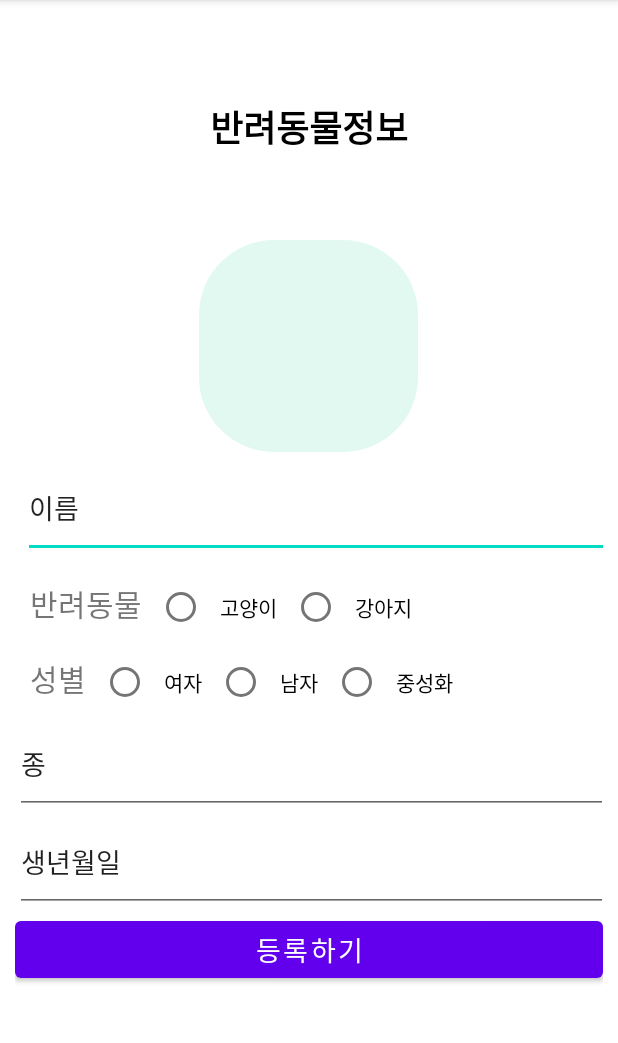
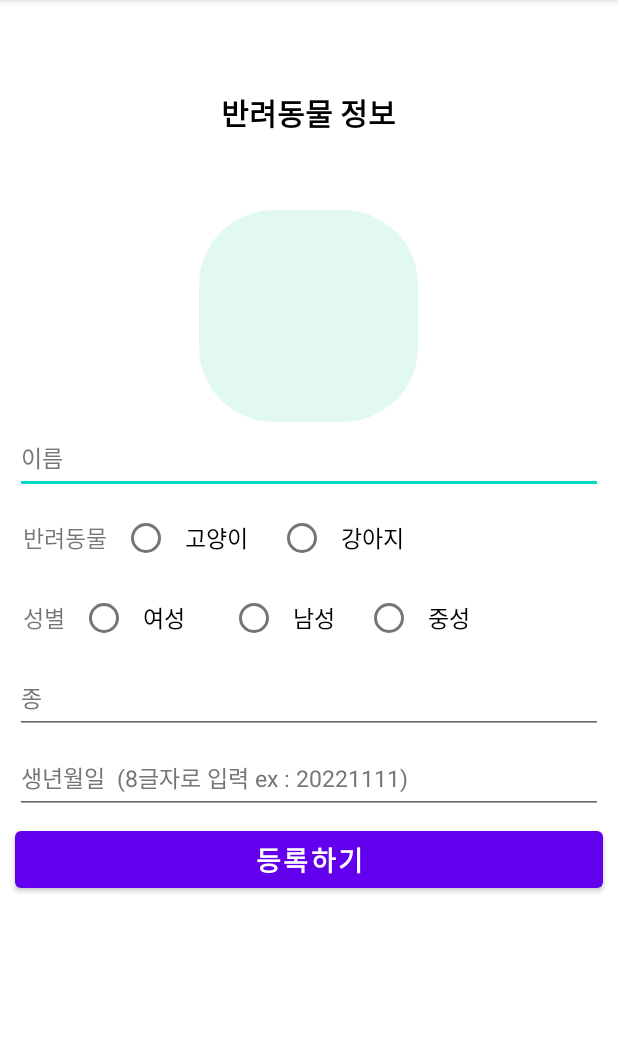
Before and after one commit to coolpiece/MYPET, an Android app: the EnrollActivity screen opened directly, with no data from a screen before it, after a tap on "등록하기", on a phone screen of 412 x 824 dp, the part 84-1127 px from its top. Run offline under Robolectric (Android 15) with nearby library versions, the phone set to English and light mode, and no system bars; our stand-ins replace Firebase (no records; nobody signed in at launch, a user with empty details on screens opened directly).

Commit message:
[mod] enroll

```diff
--- a/app/build.gradle
+++ b/app/build.gradle
@@ -36,10 +36,10 @@ dependencies {
     implementation 'androidx.constraintlayout:constraintlayout:2.1.4'
     implementation 'com.github.bumptech.glide:glide:4.10.0'
     implementation 'com.google.firebase:firebase-analytics'
-    implementation platform('com.google.firebase:firebase-bom:31.0.2')
+    implementation platform('com.google.firebase:firebase-bom:31.1.0')
     implementation 'com.google.firebase:firebase-auth:21.1.0'
     implementation 'com.google.firebase:firebase-database:20.1.0'
-    implementation 'com.google.firebase:firebase-firestore:24.4.1'
+    implementation 'com.google.firebase:firebase-firestore'
     implementation 'com.google.firebase:firebase-core:21.1.1'
     implementation project(path: ':luckywheel')
     testImplementation 'junit:junit:4.13.2'
--- a/app/src/main/java/com/example/mypet/EnrollActivity.java
+++ b/app/src/main/java/com/example/mypet/EnrollActivity.java
@@ -23,117 +23,94 @@ import com.google.firebase.firestore.FirebaseFirestore;
 public class EnrollActivity extends AppCompatActivity {
     private static final String TAG = "Petinfo";
     int REQUEST_IMAGE_CODE = 1001;
-    private RadioGroup radio_gender;
     private RadioButton radio_girl;
     private RadioButton radio_boy;
     private Button btn_enroll;
 
-    public String getSex(View v){
+    public String getSex(View v) {
 
-        RadioButton boy = (RadioButton)findViewById(R.id.radio_boy);
-        RadioButton girl = (RadioButton)findViewById(R.id.radio_girl);
-        RadioButton mid = (RadioButton)findViewById(R.id.radio_mid);
+        RadioButton boy = (RadioButton) findViewById(R.id.radio_boy);
+        RadioButton girl = (RadioButton) findViewById(R.id.radio_girl);
+        RadioButton mid = (RadioButton) findViewById(R.id.radio_mid);
         String Sex = null;
 
-        if(boy.isChecked()){
+        if (boy.isChecked()) {
             Sex = boy.getText().toString();
-        }else if(mid.isChecked()){
+        } else if (mid.isChecked()) {
             Sex = mid.getText().toString();
+        } else {
+            Sex = girl.getText().toString();
         }
-        else {
-            Sex= girl.getText().toString();
-        }
-        return  Sex;
+        return Sex;
     }
 
-    public String getPet(View v){
-
-        RadioButton cat = (RadioButton)findViewById(R.id.radio_cat);
-        RadioButton dog = (RadioButton)findViewById(R.id.radio_dog);
+    public String getPet(View v) {
+        RadioButton cat = (RadioButton) findViewById(R.id.radio_cat);
+        RadioButton dog = (RadioButton) findViewById(R.id.radio_dog);
         String Pet = null;
-        if(cat.isChecked()){
+        if (cat.isChecked()) {
             Pet = cat.getText().toString();
+        } else {
+            Pet = dog.getText().toString();
         }
-        else {
-            Pet=dog.getText().toString();
-        }
-        return  Pet;
+        return Pet;
     }
 
 
     @Override
-    public void onBackPressed(){
+    public void onBackPressed() {
         super.onBackPressed();
         finish();
     }
+
     @Override
     protected void onCreate(Bundle savedInstanceState) {
         super.onCreate(savedInstanceState);
         setContentView(R.layout.activity_enroll);
 
-        radio_gender = findViewById(R.id.radio_gender);
         radio_boy = findViewById(R.id.radio_boy);
         radio_girl = findViewById(R.id.radio_girl);
-        findViewById(R.id.btn_enroll).setOnClickListener(onClickListener);
+        btn_enroll = findViewById(R.id.btn_enroll);
         btn_enroll.setOnClickListener(new View.OnClickListener() {
             @Override
             public void onClick(View view) {
-                Intent intent = new Intent(EnrollActivity.this, PetselectActivity.class);
-                startActivity(intent); //액티비티 이동
+                enroll(view);
             }
-
         });
     }
 
-        private void enroll(View v){
-            String name = ((EditText)findViewById(R.id.Name_Text)).getText().toString();
-            String category =((EditText)findViewById(R.id.Category_Text)).getText().toString();
-            String birth = ((EditText)findViewById(R.id.Birth_Text)).getText().toString();
+    private void enroll(View v) {
+        String name = ((EditText) findViewById(R.id.Name_Text)).getText().toString();
+        String category = ((EditText) findViewById(R.id.Category_Text)).getText().toString();
+        String birth = ((EditText) findViewById(R.id.Birth_Text)).getText().toString();
         String Sex = getSex(v);
         String Pet = getPet(v);
 
-            if(name.length()>0&&birth.length()>5&&category.length()>0&&Sex!=null&&Pet!=null) {
+        if (name.length() > 0 && birth.length() == 8 && category.length() > 0 && Sex != null && Pet != null) {
             FirebaseUser user = FirebaseAuth.getInstance().getCurrentUser();
             FirebaseFirestore db = FirebaseFirestore.getInstance();
 
             Petinfo petinfo = new Petinfo(name, category, birth);
-                if (user!=null) {
+            if (user != null) {
                 db.collection("users").document(user.getUid()).set(petinfo)
                         .addOnSuccessListener(new OnSuccessListener<Void>() {
                             @Override
                             public void onSuccess(Void aVoid) {
-                                    startToast("반려동물정보 등록을 성공하였습니다.");
+                                Toast.makeText(EnrollActivity.this, "반려동물정보 등록을 성공하였습니다.", Toast.LENGTH_SHORT).show();
                                 finish();
                             }
                         })
                         .addOnFailureListener(new OnFailureListener() {
                             @Override
                             public void onFailure(@NonNull Exception e) {
-                                    startToast("반려동물정보 등록에 실패하였습니다.");
+                                Toast.makeText(EnrollActivity.this, "반려동물정보 등록에 실패하였습니다.", Toast.LENGTH_SHORT).show();
                                 Log.w(TAG, "Error writing document", e);
                             }
                         });
 
             }
-            }else{
-                startToast("반려동물정보를 입력해주세요.");
+        } else {
+            Toast.makeText(EnrollActivity.this, "반려동물정보를 입력해주세요.", Toast.LENGTH_SHORT).show();
         }
     }
-
-
-
-    View.OnClickListener onClickListener = new View.OnClickListener() {
-        @Override
-        public void onClick(View view) {
-            switch (view.getId()){
-                case R.id.btn_enroll:
-                    break;
 }
-    }
-
-    };
-
-    private void startToast(String s) {
-        Toast.makeText(this, s, Toast.LENGTH_SHORT).show();
-    }
-}
--- a/app/src/main/java/com/example/mypet/LoginActivity.java
+++ b/app/src/main/java/com/example/mypet/LoginActivity.java
@@ -47,7 +47,7 @@ public class LoginActivity extends AppCompatActivity {
                         public void onComplete(@NonNull Task<AuthResult> task) {
                             if (task.isSuccessful()) {
                                 Toast.makeText(LoginActivity.this, "로그인 성공", Toast.LENGTH_SHORT).show();
-                                Intent intent = new Intent(getApplicationContext(), MenuActivity.class);
+                                Intent intent = new Intent(getApplicationContext(), PetselectActivity.class);
                                 startActivity(intent);
                                 finish();
                             } else {
--- a/app/src/main/java/com/example/mypet/PetselectActivity.java
+++ b/app/src/main/java/com/example/mypet/PetselectActivity.java
@@ -57,11 +57,11 @@ public class PetselectActivity extends AppCompatActivity {
         }
 
 
-        btn_plusplus =findViewById(R.id.btn_plusplus);
+        btn_plusplus = findViewById(R.id.btn_plusplus);
         btn_plusplus.setOnClickListener(new View.OnClickListener() {
             @Override
             public void onClick(View view) {
-                Intent intent = new Intent(PetselectActivity.this, MenuActivity.class);
+                Intent intent = new Intent(PetselectActivity.this, EnrollActivity.class);
                 startActivity(intent); //액티비티 이동
             }
         });
--- a/app/src/main/res/layout/activity_enroll.xml
+++ b/app/src/main/res/layout/activity_enroll.xml
@@ -10,19 +10,18 @@
     <LinearLayout
         android:layout_width="match_parent"
         android:layout_height="match_parent"
-        android:orientation="vertical"
-        android:padding="10dp"
-        tools:layout_editor_absoluteX="0dp"
-        tools:layout_editor_absoluteY="43dp">
+        android:orientation="vertical">
 
         <TextView
             android:id="@+id/petinfo"
-            android:layout_width="match_parent"
-            android:layout_height="150dp"
-            android:gravity="center"
-            android:text="반려동물정보"
-            android:textColor="#000000"
-            android:textSize="24sp"
+            android:layout_width="wrap_content"
+            android:layout_height="wrap_content"
+            android:text="반려동물 정보"
+            android:textSize="20sp"
+            android:textColor="@color/black"
+            android:layout_gravity="center"
+            android:layout_marginTop="60dp"
+            android:layout_marginBottom="50dp"
             android:textStyle="bold" />
 
         <ImageView
@@ -34,108 +33,121 @@
 
         <EditText
             android:id="@+id/Name_Text"
-            android:layout_width="395dp"
-            android:layout_height="65dp"
-            android:layout_margin="5dp"
-            android:ems="10"
-            android:inputType="textPersonName"
-            android:text="이름" />
+            android:layout_width="match_parent"
+            android:layout_height="wrap_content"
+            android:layout_marginHorizontal="10dp"
+            android:layout_marginBottom="5dp"
+            android:minHeight="48dp"
+            android:hint="이름"
+            android:textSize="15sp"
+            android:textColorHint="@color/hint"
+            android:inputType="textPersonName" />
 
         <LinearLayout
-            android:layout_width="wrap_content"
+            android:layout_width="match_parent"
             android:layout_height="wrap_content"
-            android:orientation="horizontal">
+            android:orientation="horizontal"
+            android:layout_marginHorizontal="15dp"
+            android:layout_marginBottom="5dp">
 
             <TextView
                 android:id="@+id/textpet"
                 android:layout_width="wrap_content"
                 android:layout_height="wrap_content"
-                android:padding="10dp"
                 android:text="반려동물"
-                android:textSize="20sp" />
+                android:textSize="15sp" />
 
             <RadioButton
                 android:id="@+id/radio_cat"
                 android:layout_width="wrap_content"
                 android:layout_height="wrap_content"
+                android:layout_marginHorizontal="10dp"
                 android:padding="10dp"
-                android:text="고양이" />
+                android:text="고양이"
+                android:textSize="15sp"/>
 
             <RadioButton
                 android:id="@+id/radio_dog"
                 android:layout_width="wrap_content"
                 android:layout_height="wrap_content"
                 android:padding="10dp"
-                android:text="강아지" />
-
-            <RadioGroup
-                android:id="@+id/radio_gender"
-                android:layout_width="wrap_content"
-                android:layout_height="wrap_content">
-
-            </RadioGroup>
-
+                android:text="강아지"
+                android:textSize="15sp"/>
         </LinearLayout>
 
         <LinearLayout
-            android:layout_width="wrap_content"
+            android:layout_width="match_parent"
             android:layout_height="wrap_content"
-            android:orientation="horizontal">
+            android:orientation="horizontal"
+            android:layout_marginHorizontal="15dp"
+            android:layout_marginBottom="5dp">
 
             <TextView
                 android:id="@+id/textgender"
                 android:layout_width="wrap_content"
                 android:layout_height="wrap_content"
-                android:padding="10dp"
                 android:text="성별"
-                android:textSize="20sp" />
+                android:textSize="15sp" />
 
             <RadioButton
                 android:id="@+id/radio_girl"
                 android:layout_width="wrap_content"
                 android:layout_height="wrap_content"
+                android:layout_marginHorizontal="10dp"
                 android:padding="10dp"
-                android:text="여자" />
+                android:text="여성"
+                android:textSize="15sp"/>
 
             <RadioButton
                 android:id="@+id/radio_boy"
                 android:layout_width="wrap_content"
                 android:layout_height="wrap_content"
+                android:layout_marginHorizontal="10dp"
                 android:padding="10dp"
-                android:text="남자" />
+                android:text="남성"
+                android:textSize="15sp" />
 
             <RadioButton
                 android:id="@+id/radio_mid"
                 android:layout_width="wrap_content"
                 android:layout_height="wrap_content"
-                android:text="중성화"
-                android:padding="10dp" />
+                android:padding="10dp"
+                android:text="중성"
+                android:textSize="15sp" />
         </LinearLayout>
 
         <EditText
             android:id="@+id/Category_Text"
-            android:layout_width="395dp"
-            android:layout_height="65dp"
-            android:ems="10"
+            android:layout_width="match_parent"
+            android:layout_height="wrap_content"
+            android:layout_marginHorizontal="10dp"
+            android:layout_marginBottom="5dp"
+            android:minHeight="48dp"
             android:hint="종"
-            android:inputType="text"
-            android:text="종" />
+            android:textSize="15sp"
+            android:textColorHint="@color/hint"
+            android:inputType="textPersonName" />
 
         <EditText
             android:id="@+id/Birth_Text"
-            android:layout_width="395dp"
-            android:layout_height="65dp"
-            android:ems="10"
-            android:hint="생년월일"
-            android:inputType="date"
-            android:text="생년월일" />
+            android:layout_width="match_parent"
+            android:layout_height="wrap_content"
+            android:layout_marginHorizontal="10dp"
+            android:layout_marginBottom="5dp"
+            android:minHeight="48dp"
+            android:hint="생년월일  (8글자로 입력 ex : 20221111)"
+            android:textSize="15sp"
+            android:textColorHint="@color/hint"
+            android:inputType="date" />
 
         <Button
             android:id="@+id/btn_enroll"
             android:layout_width="match_parent"
             android:layout_height="50dp"
+            android:layout_marginHorizontal="10dp"
             android:text="등록하기"
-            android:textSize="18sp" />
+            android:textSize="18sp"
+            android:textStyle="bold"/>
 
     </LinearLayout>
 
```
Lines whose indentation alone changed are shown as unchanged.
